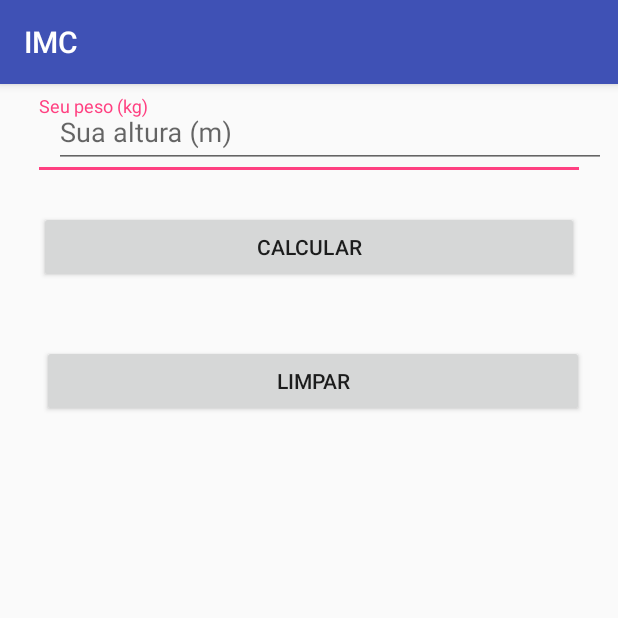
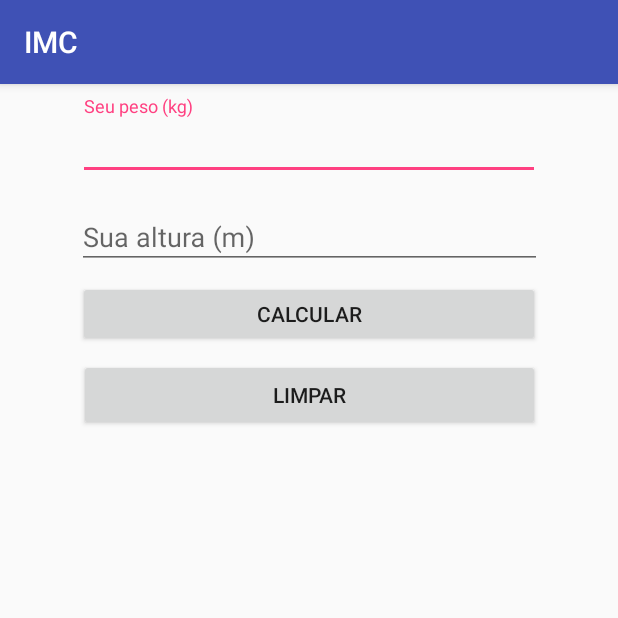
Before and after one commit to Naathz/IMC, an Android app: the screen it shows after launch (FormularioActivity), on a phone screen of 412 x 824 dp, the top half of it. Run offline under Robolectric (Android 15) with nearby library versions, the phone set to English and light mode, and no system bars.

Commit message:
tela IMC

```diff
--- a/app/src/main/res/layout/activity_formulario.xml
+++ b/app/src/main/res/layout/activity_formulario.xml
@@ -9,7 +9,7 @@
 
     <android.support.design.widget.TextInputLayout
         android:id="@+id/inputPeso"
-        android:layout_width="368dp"
+        android:layout_width="308dp"
         android:layout_height="wrap_content"
         android:layout_marginEnd="8dp"
         android:layout_marginStart="8dp"
@@ -20,54 +20,50 @@
 
         <android.support.design.widget.TextInputEditText
             android:layout_width="match_parent"
-            android:layout_height="wrap_content"
-            android:hint="Seu peso (kg)" />
+            android:layout_height="45dp"
+            android:hint="Seu peso (kg)"
+            android:inputType="numberDecimal" />
     </android.support.design.widget.TextInputLayout>
 
     <android.support.design.widget.TextInputLayout
         android:id="@+id/inputAltura"
-        android:layout_width="368dp"
-        android:layout_height="wrap_content"
+        android:layout_width="310dp"
+        android:layout_height="51dp"
         android:layout_marginEnd="8dp"
         android:layout_marginStart="8dp"
+        android:layout_marginTop="8dp"
         app:layout_constraintEnd_toEndOf="parent"
-        app:layout_constraintHorizontal_bias="1.0"
         app:layout_constraintStart_toStartOf="parent"
-        tools:layout_editor_absoluteY="81dp">
+        app:layout_constraintTop_toBottomOf="@+id/inputPeso">
 
         <android.support.design.widget.TextInputEditText
             android:layout_width="match_parent"
             android:layout_height="wrap_content"
-            android:hint="Sua altura (m)" />
+            android:hint="Sua altura (m)"
+            android:inputType="numberDecimal" />
     </android.support.design.widget.TextInputLayout>
 
     <Button
         android:id="@+id/btCalcular"
-        android:layout_width="360dp"
-        android:layout_height="wrap_content"
-        android:layout_marginBottom="8dp"
+        android:layout_width="308dp"
+        android:layout_height="44dp"
         android:layout_marginEnd="8dp"
         android:layout_marginStart="8dp"
         android:layout_marginTop="8dp"
         android:text="Calcular"
-        app:layout_constraintBottom_toBottomOf="parent"
         app:layout_constraintEnd_toEndOf="parent"
         app:layout_constraintStart_toStartOf="parent"
-        app:layout_constraintTop_toBottomOf="@+id/inputAltura"
-        app:layout_constraintVertical_bias="0.032" />
+        app:layout_constraintTop_toBottomOf="@+id/inputAltura" />
 
     <Button
         android:id="@+id/btLimpar"
-        android:layout_width="361dp"
+        android:layout_width="307dp"
         android:layout_height="wrap_content"
-        android:layout_marginBottom="8dp"
         android:layout_marginEnd="8dp"
         android:layout_marginStart="8dp"
+        android:layout_marginTop="8dp"
         android:text="Limpar"
-        app:layout_constraintBottom_toBottomOf="parent"
         app:layout_constraintEnd_toEndOf="parent"
-        app:layout_constraintHorizontal_bias="0.571"
         app:layout_constraintStart_toStartOf="parent"
-        app:layout_constraintTop_toBottomOf="@+id/btCalcular"
-        app:layout_constraintVertical_bias="0.071" />
+        app:layout_constraintTop_toBottomOf="@+id/btCalcular" />
 </android.support.constraint.ConstraintLayout>
--- a/app/src/main/res/layout/activity_resultado.xml
+++ b/app/src/main/res/layout/activity_resultado.xml
@@ -33,6 +33,7 @@
         app:layout_constraintTop_toBottomOf="@+id/textView" />
 
     <TextView
+        android:id="@+id/ivStatusIMC"
         android:layout_width="wrap_content"
         android:layout_height="wrap_content"
         android:layout_marginBottom="8dp"
@@ -49,7 +50,7 @@
         app:layout_constraintVertical_bias="0.037" />
 
     <ImageView
-        android:id="@+id/tvStatuIMC"
+        android:id="@+id/tvStatusIMC"
         android:layout_width="50dp"
         android:layout_height="153dp"
         android:layout_marginBottom="24dp"
```
Also changed, not shown: app/src/main/java/com/example/logonrm/imc/Extension/DoubleExtension.kt (added, +10 -0 lines), app/src/main/java/com/example/logonrm/imc/ResultadoActivity.kt (+43 -0 lines).
